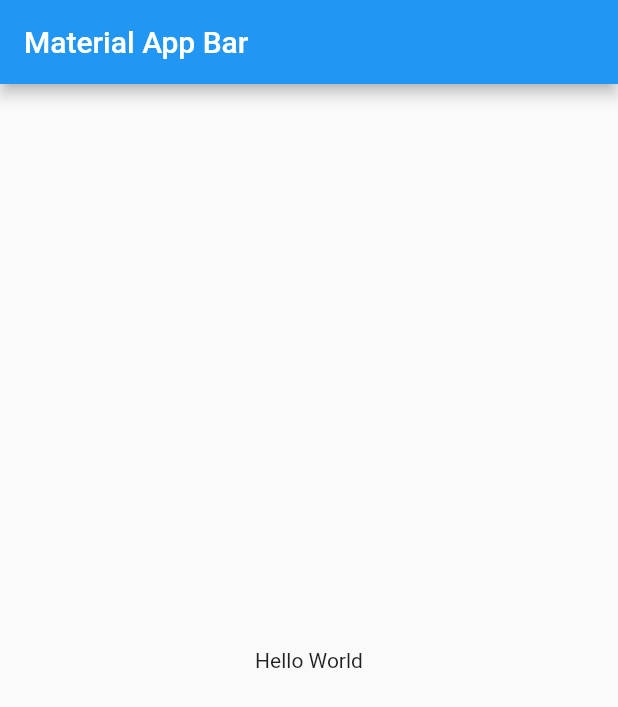
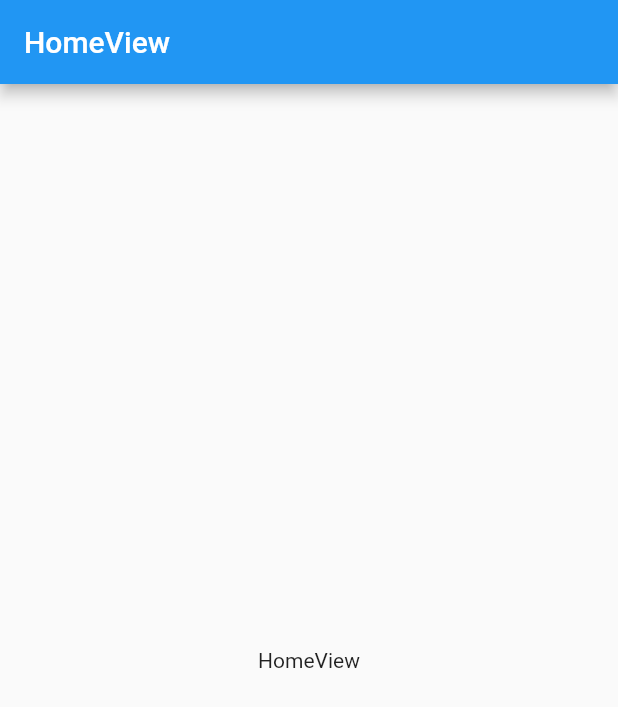
Before and after one commit to SergioK12/flutter_socket.io, a Flutter app: the screen it shows after launch, on a phone screen of 412 x 824 dp. Shown: the top 707 px of the screen. Run offline on Flutter 3.47's test engine with Material 2 defaults, Android fonts, the phone set to English and light mode, and no system bars.

```diff
--- a/lib/main.dart
+++ b/lib/main.dart
@@ -1,4 +1,5 @@
 import 'package:flutter/material.dart';
+import 'package:socket/views/views.dart';
 
 void main() => runApp(const MyApp());
 
@@ -8,15 +9,12 @@ class MyApp extends StatelessWidget {
   @override
   Widget build(BuildContext context) {
     return MaterialApp(
+      debugShowCheckedModeBanner: false,
       title: 'Material App',
-      home: Scaffold(
-        appBar: AppBar(
-          title: const Text('Material App Bar'),
-        ),
-        body: const Center(
-          child: Text('Hello World'),
-        ),
-      ),
+      initialRoute: 'home',
+      routes: {
+        'home':(context) => const HomeView()
+      },
     );
   }
 }
--- /dev/null
+++ b/lib/views/home_view.dart
@@ -0,0 +1,16 @@
+import 'package:flutter/material.dart';
+
+class HomeView extends StatelessWidget {
+  const HomeView({Key? key}) : super(key: key);
+  @override
+  Widget build(BuildContext context) {
+    return Scaffold(
+      appBar: AppBar(
+        title: const Text('HomeView'),
+      ),
+      body: const Center(
+        child: Text('HomeView'),
+      ),
+    );
+  }
+}
--- /dev/null
+++ b/lib/views/views.dart
@@ -0,0 +1 @@
+export 'package:socket/views/home_view.dart';
```
Also changed, not shown: lib/models/band.dart (added, +16 -0 lines), lib/models/models.dart (added).
